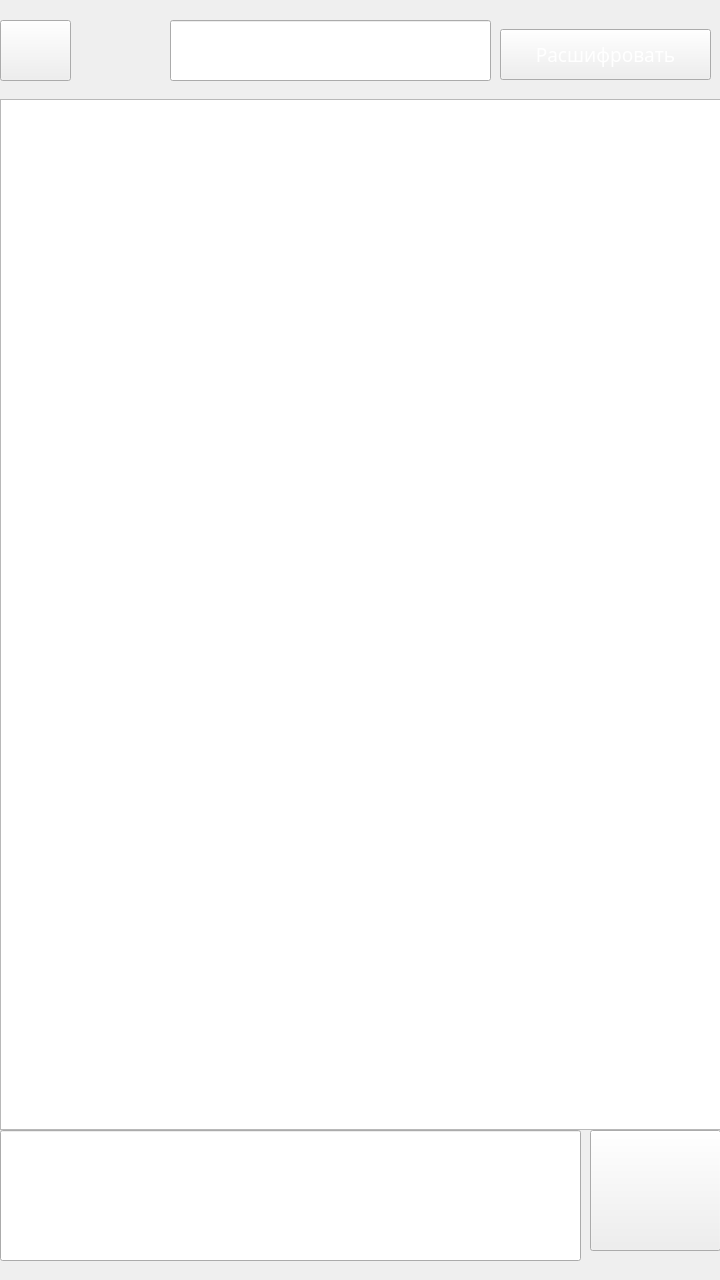
Above: IUGram/chatwindow.ui from alexshapran-as/course_project_RSA_CHAT before the change. Below: the same form after it.
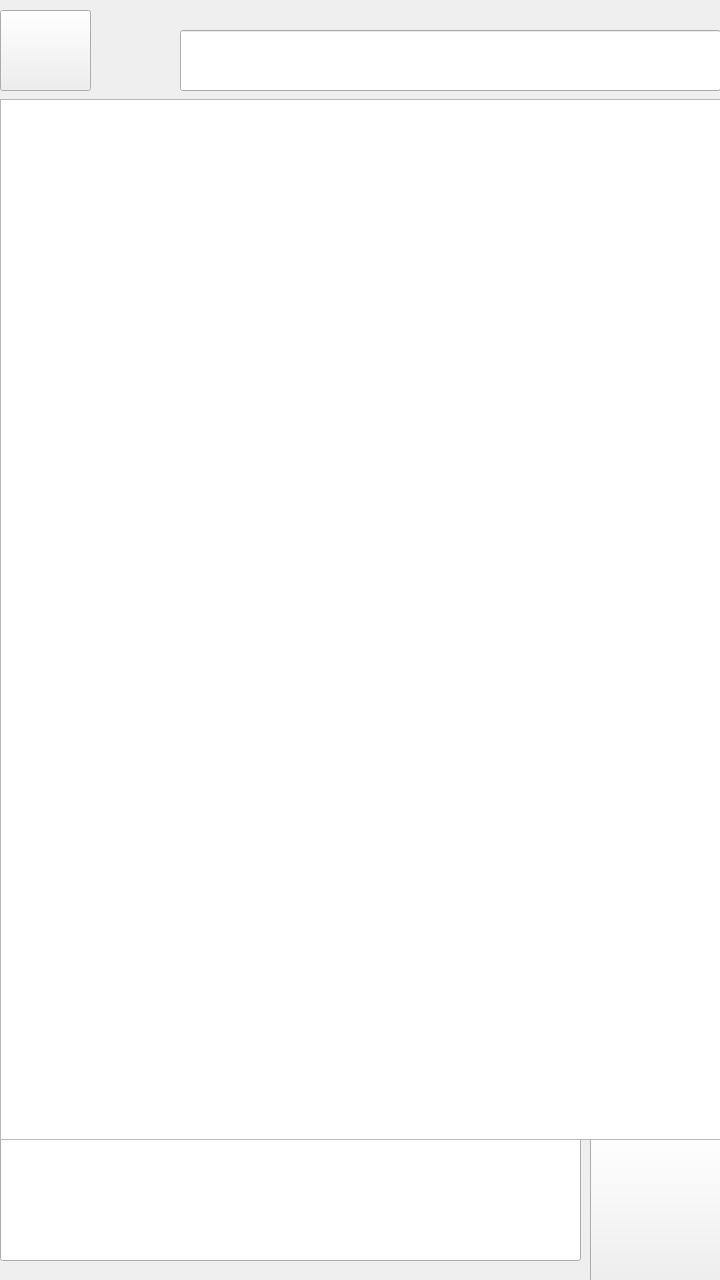
That is the form after the change. Icons and pictures are not drawn.

What changed in the file:
```diff
--- a/IUGram/chatwindow.ui
+++ b/IUGram/chatwindow.ui
@@ -21,9 +21,9 @@
     <property name="geometry">
      <rect>
       <x>0</x>
-      <y>20</y>
-      <width>71</width>
-      <height>61</height>
+      <y>10</y>
+      <width>91</width>
+      <height>81</height>
      </rect>
     </property>
     <layout class="QVBoxLayout" name="verticalLayout">
@@ -48,9 +48,9 @@
    <widget class="QWidget" name="verticalLayoutWidget_2">
     <property name="geometry">
      <rect>
-      <x>170</x>
-      <y>20</y>
-      <width>321</width>
+      <x>180</x>
+      <y>30</y>
+      <width>541</width>
       <height>61</height>
      </rect>
     </property>
@@ -116,84 +116,13 @@
      </item>
     </layout>
    </widget>
-   <widget class="QWidget" name="verticalLayoutWidget_3">
-    <property name="geometry">
-     <rect>
-      <x>500</x>
-      <y>29</y>
-      <width>211</width>
-      <height>51</height>
-     </rect>
-    </property>
-    <layout class="QVBoxLayout" name="verticalLayout_3">
-     <item>
-      <widget class="QPushButton" name="pushButton_2">
-       <property name="sizePolicy">
-        <sizepolicy hsizetype="Minimum" vsizetype="Ignored">
-         <horstretch>0</horstretch>
-         <verstretch>0</verstretch>
-        </sizepolicy>
-       </property>
-       <property name="palette">
-        <palette>
-         <active>
-          <colorrole role="ButtonText">
-           <brush brushstyle="SolidPattern">
-            <color alpha="255">
-             <red>255</red>
-             <green>255</green>
-             <blue>255</blue>
-            </color>
-           </brush>
-          </colorrole>
-         </active>
-         <inactive>
-          <colorrole role="ButtonText">
-           <brush brushstyle="SolidPattern">
-            <color alpha="255">
-             <red>255</red>
-             <green>255</green>
-             <blue>255</blue>
-            </color>
-           </brush>
-          </colorrole>
-         </inactive>
-         <disabled>
-          <colorrole role="ButtonText">
-           <brush brushstyle="SolidPattern">
-            <color alpha="255">
-             <red>120</red>
-             <green>120</green>
-             <blue>120</blue>
-            </color>
-           </brush>
-          </colorrole>
-         </disabled>
-        </palette>
-       </property>
-       <property name="font">
-        <font>
-         <family>Calibri Light</family>
-         <pointsize>14</pointsize>
-        </font>
-       </property>
-       <property name="styleSheet">
-        <string notr="true">border-image: url(://images/firstwindow_push_button1.png) 0 0 0 0 stretch stretch;</string>
-       </property>
-       <property name="text">
-        <string>Расшифровать</string>
-       </property>
-      </widget>
-     </item>
-    </layout>
-   </widget>
    <widget class="QWidget" name="verticalLayoutWidget_4">
     <property name="geometry">
      <rect>
       <x>590</x>
       <y>1130</y>
-      <width>131</width>
-      <height>121</height>
+      <width>141</width>
+      <height>161</height>
      </rect>
     </property>
     <layout class="QVBoxLayout" name="verticalLayout_4">
@@ -205,12 +134,18 @@
          <verstretch>0</verstretch>
         </sizepolicy>
        </property>
+       <property name="autoFillBackground">
+        <bool>false</bool>
+       </property>
        <property name="styleSheet">
         <string notr="true">border-image: url(://images/chatwindow_send_button.png) 0 0 0 0 stretch stretch;</string>
        </property>
        <property name="text">
         <string/>
        </property>
+       <property name="flat">
+        <bool>false</bool>
+       </property>
       </widget>
      </item>
     </layout>
@@ -252,7 +187,7 @@
       <x>0</x>
       <y>99</y>
       <width>721</width>
-      <height>1031</height>
+      <height>1041</height>
      </rect>
     </property>
     <layout class="QVBoxLayout" name="verticalLayout_6">
```
